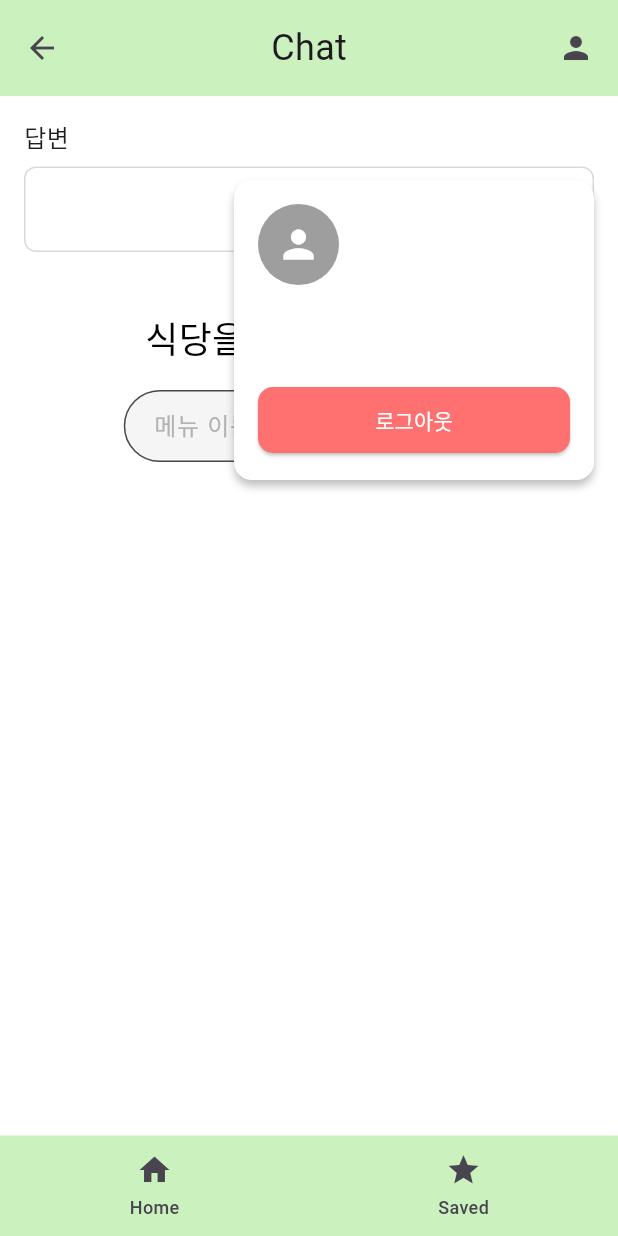
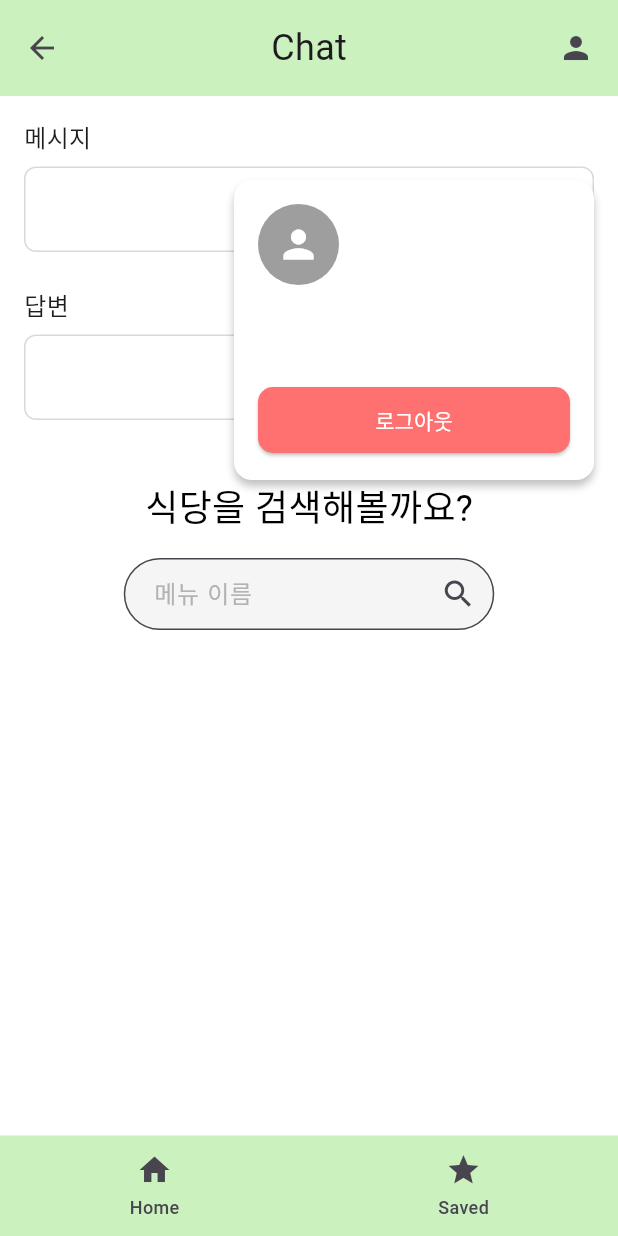
Before and after one commit to JinHyeokOh01/FSSP-Client, a Flutter app: the ResultScreen screen opened directly with empty values, after a tap on the "person" icon, on a phone screen of 412 x 824 dp. Run offline on Flutter 3.47's test engine with Material 3 defaults, Android fonts, the phone set to English and light mode, and no system bars; our stand-ins replace geocoding, geolocator; accounts and stored records are empty; network calls fail; Roboto replaces fonts that are missing (Inter, Jua).

```diff
--- a/lib/screens/result_screen.dart
+++ b/lib/screens/result_screen.dart
@@ -6,10 +6,27 @@ import '../widgets/bottom_navigation.dart';
 import '../utils/modal_utils.dart';
 
 class ResultScreen extends StatefulWidget {
+  static Route<dynamic> route() {
+    return MaterialPageRoute<dynamic>(
+      builder: (BuildContext context) {
+        // Named route에서 전달된 arguments 처리
+        final args = ModalRoute.of(context)!.settings.arguments as Map<String, dynamic>;
+        return ResultScreen(
+          message: args['message'] as String,
+          response: args['response'] as String,
+        );
+      },
+    );
+  }
+
   final String message;
   final String response;
 
-  const ResultScreen({super.key, required this.message, required this.response});
+  const ResultScreen({
+    super.key,
+    required this.message,
+    required this.response
+  });
 
   @override
   _ResultScreenState createState() => _ResultScreenState();
@@ -20,6 +37,7 @@ class _ResultScreenState extends State<ResultScreen> {
   final ChatService _chatService = ChatService();
   final LocationService _locationService = LocationService();
   String _currentLocation = '';
+  bool _isLoading = false;
 
   @override
   void initState() {
@@ -28,27 +46,53 @@ class _ResultScreenState extends State<ResultScreen> {
   }
 
   Future<void> _getCurrentLocation() async {
+    try {
       final location = await _locationService.getCurrentAddress();
+      if (mounted) {
         setState(() {
           _currentLocation = location;
         });
       }
+    } catch (e) {
+      if (mounted) {
+        ScaffoldMessenger.of(context).showSnackBar(
+          const SnackBar(content: Text('위치 정보를 가져오는데 실패했습니다.')),
+        );
+      }
+    }
+  }
 
   Future<void> _searchRestaurants(String keyword) async {
-    if (_currentLocation.isEmpty || keyword.isEmpty) return;
+    if (_currentLocation.isEmpty || keyword.isEmpty) {
+      ScaffoldMessenger.of(context).showSnackBar(
+        const SnackBar(content: Text('위치 정보와 검색어를 확인해주세요.')),
+      );
+      return;
+    }
 
+    setState(() => _isLoading = true);
+
+    try {
       final query = "$_currentLocation $keyword";
-    try {
-      final restaurants = await _chatService.searchRestaurants(query);
+      final result = await _chatService.searchRestaurants(query);
+
+      if (mounted) {
+        if (result['success']) {
           Navigator.pushNamed(
             context,
             '/search-results',
-        arguments: restaurants,
+            arguments: result['data'],
           );
-    } catch (e) {
+        } else {
           ScaffoldMessenger.of(context).showSnackBar(
-        const SnackBar(content: Text('검색 중 오류가 발생했습니다.')),
+            SnackBar(content: Text(result['error'] ?? '검색 중 오류가 발생했습니다.')),
           );
+        }
+      }
+    } finally {
+      if (mounted) {
+        setState(() => _isLoading = false);
+      }
     }
   }
 
@@ -96,6 +140,40 @@ class _ResultScreenState extends State<ResultScreen> {
                   child: Column(
                     crossAxisAlignment: CrossAxisAlignment.start,
                     children: [
+                      // 사용자 메시지
+                      const Text(
+                        '메시지',
+                        style: TextStyle(
+                          color: Color(0xFF1E1E1E),
+                          fontSize: 16,
+                          fontFamily: 'Inter',
+                          fontWeight: FontWeight.w400,
+                        ),
+                      ),
+                      const SizedBox(height: 8),
+                      Container(
+                        width: double.infinity,
+                        padding: const EdgeInsets.all(16),
+                        decoration: ShapeDecoration(
+                          color: Colors.white,
+                          shape: RoundedRectangleBorder(
+                            side: const BorderSide(color: Color(0xFFD9D9D9)),
+                            borderRadius: BorderRadius.circular(8),
+                          ),
+                        ),
+                        child: Text(
+                          widget.message,
+                          style: const TextStyle(
+                            color: Color(0xFF1E1E1E),
+                            fontSize: 16,
+                            fontFamily: 'Inter',
+                            fontWeight: FontWeight.w400,
+                          ),
+                        ),
+                      ),
+
+                      const SizedBox(height: 24),
+
                       // 채팅 응답
                       const Text(
                         '답변',
@@ -149,6 +227,7 @@ class _ResultScreenState extends State<ResultScreen> {
                               height: 48,
                               child: TextField(
                                 controller: _searchController,
+                                enabled: !_isLoading,
                                 decoration: InputDecoration(
                                   hintText: '메뉴 이름',
                                   hintStyle: const TextStyle(
@@ -163,10 +242,17 @@ class _ResultScreenState extends State<ResultScreen> {
                                     borderSide: const BorderSide(color: Color(0xFFD9D9D9)),
                                   ),
                                   suffixIcon: IconButton(
-                                    icon: const Icon(Icons.search),
-                                    onPressed: () => _searchRestaurants(_searchController.text),
+                                    icon: _isLoading
+                                      ? const SizedBox(
+                                          width: 20,
+                                          height: 20,
+                                          child: CircularProgressIndicator(strokeWidth: 2),
+                                        )
+                                      : const Icon(Icons.search),
+                                    onPressed: _isLoading ? null : () => _searchRestaurants(_searchController.text),
                                   ),
                                 ),
+                                onSubmitted: (value) => _searchRestaurants(value),
                               ),
                             ),
                           ],
```
Also changed, not shown: lib/main.dart (+26 -11 lines), lib/screens/home_screen.dart (+45 -14 lines), lib/services/chat_service.dart (+30 -11 lines). Lines whose indentation alone changed are shown as unchanged.
